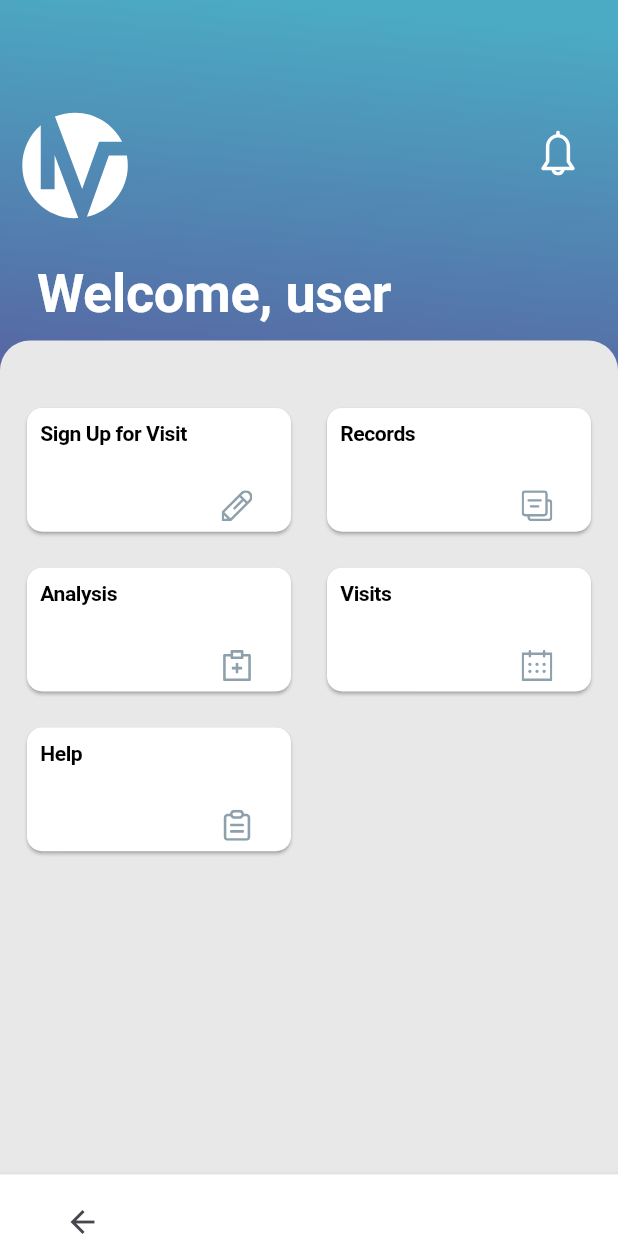
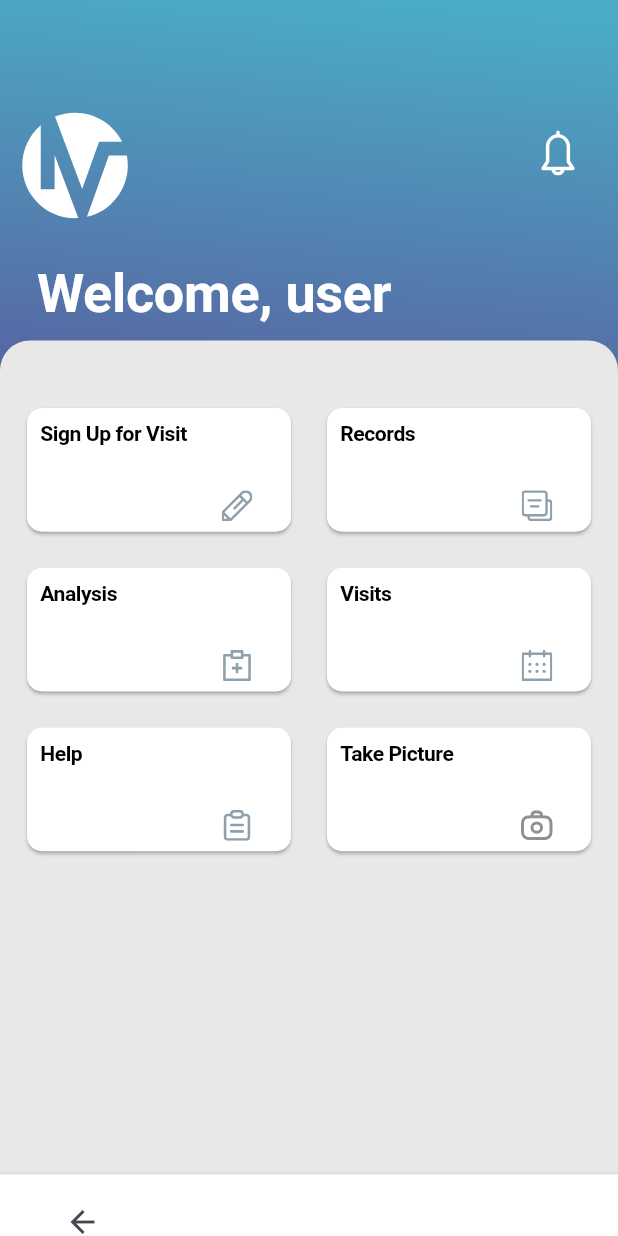
Before and after one commit to kylesmigelski/InnoValuationTST, a Flutter app: the screen it shows once a user with an empty profile is signed in, on a phone screen of 412 x 824 dp. Run offline on Flutter 3.47's test engine with Material 3 defaults, Android fonts, the phone set to English and light mode, and no system bars; our stand-ins replace auto_size_text, camera, cloud_firestore, firebase_auth, firebase_core, firebase_storage and 1 more; accounts and stored records are empty; Roboto replaces fonts that are missing (SF-Pro).

Commit message:
Add camera button and link to camera widget

```diff
--- a/innovaluation_tst_tester/lib/main_menu_screen.dart
+++ b/innovaluation_tst_tester/lib/main_menu_screen.dart
@@ -168,11 +168,21 @@ class MainMenuView extends StatelessWidget {
                                 children: [
                                   BigMenuButton(
                                     onPressed: () {},
-
                                     label: Text("Help"),
                                     svg: "assets/images/clipboard1.svg",
-                                  )
-                                ],
+                                  ),
+
+                              SizedBox(
+                                width: 24,
+                              ),
+                                BigMenuButton(
+                                  onPressed: () {
+                                    _navigateToCamera(context);
+                                  },
+                                  label: Text("Take Picture"),
+                                  svg: "assets/images/camera.svg",
+                                )
+                            ],
                               ),
                             ],
                           ),
```
Also changed, not shown: 1 other file.
